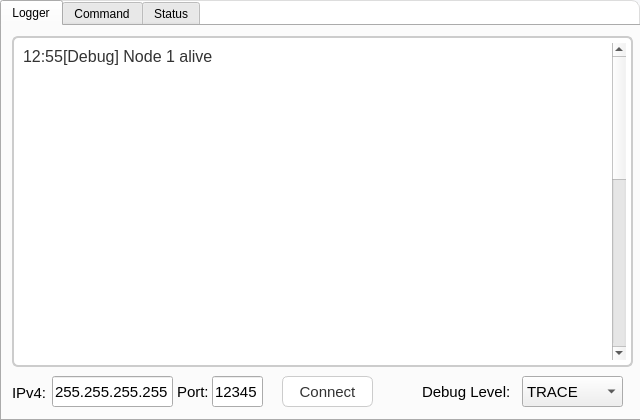
Above: main_window.ui from MooN-Framework/MooN-diag-tool before the change. Below: the same form after it.
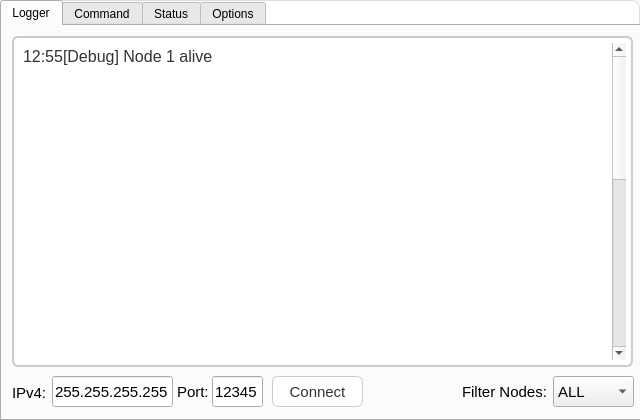
That is the form after the change. The open tabs and pages were chosen to show the change.

Commit message: Added on startup connect setting

Patch:
```diff
--- a/main_window.ui
+++ b/main_window.ui
@@ -174,64 +174,6 @@
 &lt;p style=&quot;-qt-paragraph-type:empty; margin-top:0px; margin-bottom:0px; margin-left:0px; margin-right:0px; -qt-block-indent:0; text-indent:0px; font-family:'Consolas','monospace'; font-size:12pt;&quot;&gt;&lt;br /&gt;&lt;/p&gt;&lt;/body&gt;&lt;/html&gt;</string>
       </property>
      </widget>
-     <widget class="QComboBox" name="debug_level_comboBox">
-      <property name="geometry">
-       <rect>
-        <x>520</x>
-        <y>350</y>
-        <width>101</width>
-        <height>31</height>
-       </rect>
-      </property>
-      <property name="font">
-       <font>
-        <pointsize>11</pointsize>
-       </font>
-      </property>
-      <item>
-       <property name="text">
-        <string>TRACE</string>
-       </property>
-      </item>
-      <item>
-       <property name="text">
-        <string>DEBUG</string>
-       </property>
-      </item>
-      <item>
-       <property name="text">
-        <string>INFO</string>
-       </property>
-      </item>
-      <item>
-       <property name="text">
-        <string>WARNING</string>
-       </property>
-      </item>
-      <item>
-       <property name="text">
-        <string>ERROR</string>
-       </property>
-      </item>
-     </widget>
-     <widget class="QLabel" name="label_2">
-      <property name="geometry">
-       <rect>
-        <x>420</x>
-        <y>350</y>
-        <width>101</width>
-        <height>31</height>
-       </rect>
-      </property>
-      <property name="font">
-       <font>
-        <pointsize>11</pointsize>
-       </font>
-      </property>
-      <property name="text">
-       <string>Debug Level:</string>
-      </property>
-     </widget>
      <widget class="QLabel" name="label_3">
       <property name="geometry">
        <rect>
@@ -256,7 +198,7 @@
       </property>
       <property name="geometry">
        <rect>
-        <x>280</x>
+        <x>270</x>
         <y>350</y>
         <width>91</width>
         <height>31</height>
@@ -328,6 +270,44 @@
        <string>IPv4:</string>
       </property>
      </widget>
+     <widget class="QLabel" name="label_2">
+      <property name="geometry">
+       <rect>
+        <x>460</x>
+        <y>350</y>
+        <width>91</width>
+        <height>31</height>
+       </rect>
+      </property>
+      <property name="font">
+       <font>
+        <pointsize>11</pointsize>
+       </font>
+      </property>
+      <property name="text">
+       <string>Filter Nodes:</string>
+      </property>
+     </widget>
+     <widget class="QComboBox" name="comboBox">
+      <property name="geometry">
+       <rect>
+        <x>551</x>
+        <y>350</y>
+        <width>81</width>
+        <height>31</height>
+       </rect>
+      </property>
+      <property name="font">
+       <font>
+        <pointsize>11</pointsize>
+       </font>
+      </property>
+      <item>
+       <property name="text">
+        <string>ALL</string>
+       </property>
+      </item>
+     </widget>
     </widget>
     <widget class="QWidget" name="command_tab">
      <attribute name="title">
@@ -440,6 +420,40 @@
      <attribute name="title">
       <string>Status</string>
      </attribute>
+     <widget class="QWidget" name="gridLayoutWidget">
+      <property name="geometry">
+       <rect>
+        <x>19</x>
+        <y>19</y>
+        <width>601</width>
+        <height>351</height>
+       </rect>
+      </property>
+      <layout class="QGridLayout" name="status_grid"/>
+     </widget>
+    </widget>
+    <widget class="QWidget" name="options_tab">
+     <attribute name="title">
+      <string>Options</string>
+     </attribute>
+     <widget class="QCheckBox" name="checkBox">
+      <property name="geometry">
+       <rect>
+        <x>30</x>
+        <y>11</y>
+        <width>161</width>
+        <height>21</height>
+       </rect>
+      </property>
+      <property name="font">
+       <font>
+        <pointsize>11</pointsize>
+       </font>
+      </property>
+      <property name="text">
+       <string>Connect on startup</string>
+      </property>
+     </widget>
     </widget>
    </widget>
   </widget>
```
Left out of the diff: 14 changed lines with no effect on the pictures. The commit also changes 2 other files.
